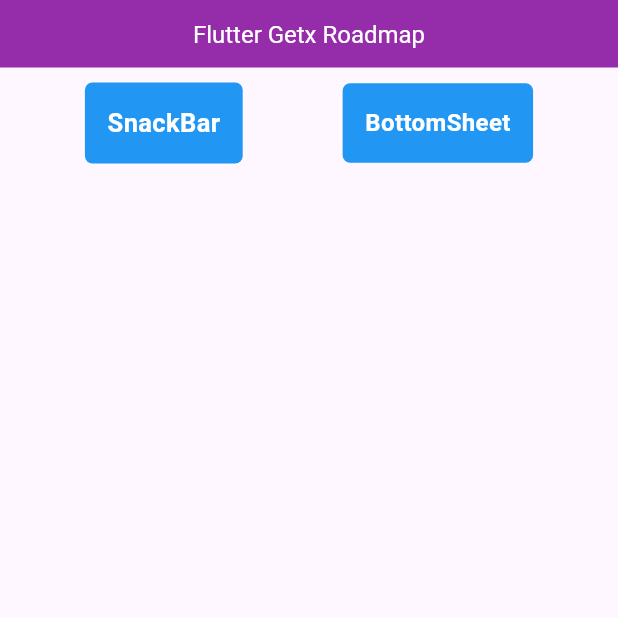
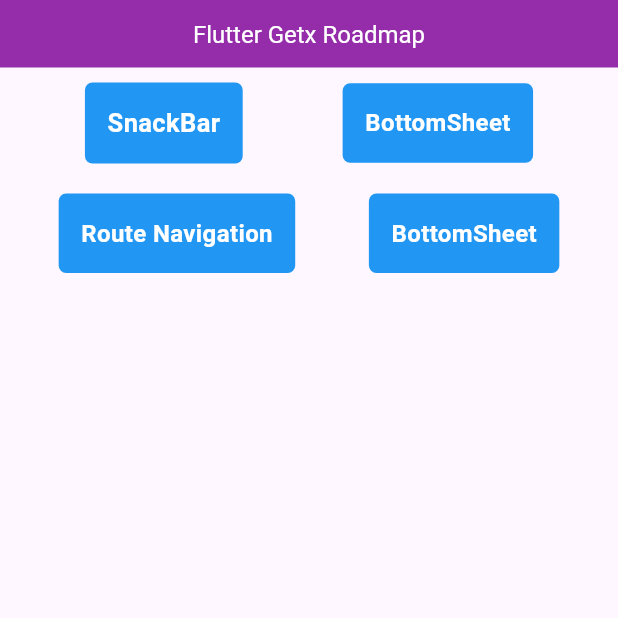
Before and after one commit to zobayerdev/Flutter_Getx_Roadmap, a Flutter app: the screen it shows after launch, on a phone screen of 412 x 824 dp, the top half of it. Run offline on Flutter 3.47's test engine with Material 3 defaults, Android fonts, the phone set to English and light mode, and no system bars; our stand-ins replace device_preview, get.

Commit message:
getx route navigation complete

```diff
--- /dev/null
+++ b/devtools_options.yaml
@@ -0,0 +1 @@
+extensions:
--- a/lib/dashboard.dart
+++ b/lib/dashboard.dart
@@ -1,6 +1,7 @@
 import 'package:flutter/material.dart';
-import 'package:flutter_gtx_roadmap/bottom_sheets.dart';
-import 'package:flutter_gtx_roadmap/home_screen.dart';
+import 'package:flutter_gtx_roadmap/alert_and_bottomsheets/bottom_sheets.dart';
+import 'package:flutter_gtx_roadmap/screens_transfering/screen_one.dart';
+import 'package:flutter_gtx_roadmap/snackbar/snackbar.dart';
 
 class Dashboard extends StatefulWidget {
   const Dashboard({super.key});
@@ -32,7 +33,7 @@
               crossAxisAlignment: CrossAxisAlignment.center,
               children: [
                 Padding(
-                  padding: EdgeInsets.all(10),
+                  padding: const EdgeInsets.all(10),
                   child: GestureDetector(
                     onTap: () {
                       Navigator.push(
@@ -60,7 +61,7 @@
                   ),
                 ),
                 Padding(
-                  padding: EdgeInsets.all(10),
+                  padding: const EdgeInsets.all(10),
                   child: GestureDetector(
                     onTap: () {
                       Navigator.push(
@@ -89,6 +90,68 @@
                 ),
               ],
             ),
+            Row(
+              mainAxisAlignment: MainAxisAlignment.spaceEvenly,
+              crossAxisAlignment: CrossAxisAlignment.center,
+              children: [
+                Padding(
+                  padding: const EdgeInsets.all(10),
+                  child: GestureDetector(
+                    onTap: () {
+                      Navigator.push(
+                        context,
+                        MaterialPageRoute(
+                          builder: (context) => const ScreenOne(),
+                        ),
+                      );
+                    },
+                    child: Container(
+                      padding: const EdgeInsets.all(15),
+                      decoration: BoxDecoration(
+                        borderRadius: BorderRadius.circular(5),
+                        color: Colors.blue,
+                      ),
+                      child: const Text(
+                        "Route Navigation",
+                        style: TextStyle(
+                          fontSize: 16,
+                          fontWeight: FontWeight.bold,
+                          color: Colors.white,
+                        ),
+                      ),
+                    ),
+                  ),
+                ),
+                Padding(
+                  padding: const EdgeInsets.all(10),
+                  child: GestureDetector(
+                    // onTap: () {
+                    //   Navigator.push(
+                    //     context,
+                    //     MaterialPageRoute(
+                    //       builder: (context) => const BottomSheets(),
+                    //     ),
+                    //   );
+                    // },
+                    child: Container(
+                      padding: const EdgeInsets.all(15),
+                      decoration: BoxDecoration(
+                        borderRadius: BorderRadius.circular(5),
+                        color: Colors.blue,
+                      ),
+                      child: const Text(
+                        "BottomSheet",
+                        style: TextStyle(
+                          fontSize: 16,
+                          fontWeight: FontWeight.bold,
+                          color: Colors.white,
+                        ),
+                      ),
+                    ),
+                  ),
+                ),
+              ],
+            ),
           ],
         ),
       ),
```
Also changed, not shown: lib/screens_transfering/screen_one.dart (added, +52 -0 lines), lib/screens_transfering/screen_two.dart (added, +32 -0 lines), lib/alert_and_bottomsheets/bottom_sheets.dart (renamed from lib/bottom_sheets.dart), lib/snackbar/snackbar.dart (renamed from lib/home_screen.dart).
